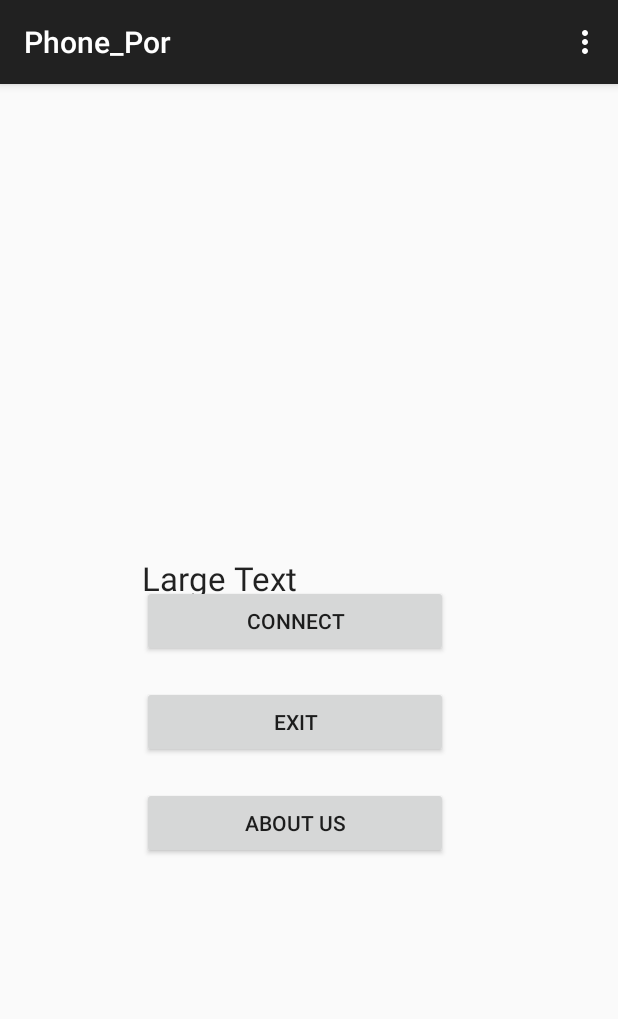
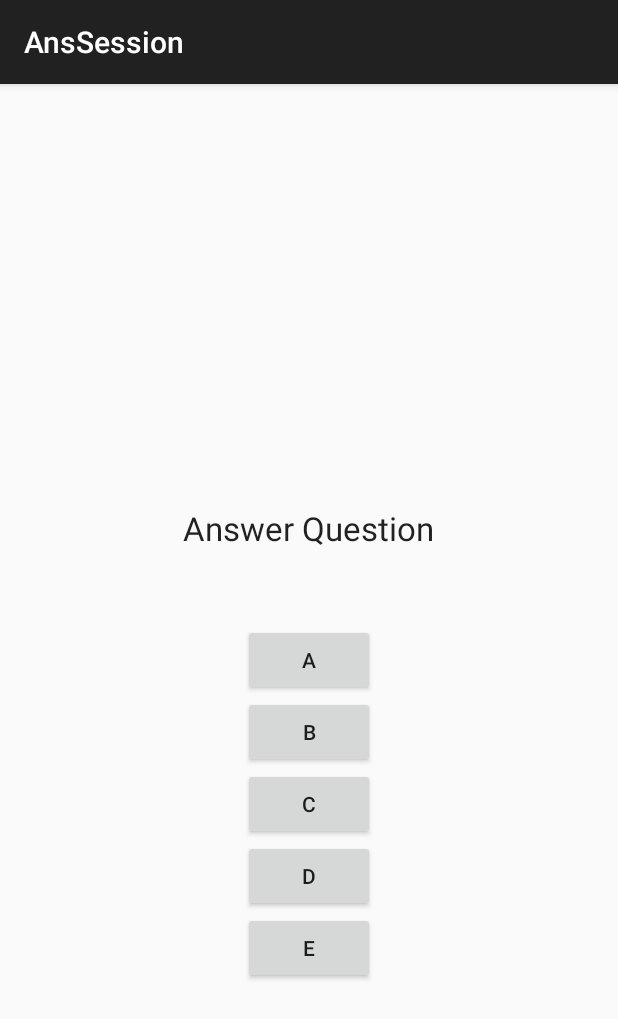
Before and after one commit to mtracy01/HackIllinois2015, an Android app: the screen it shows after launch (MainActivity before the commit, AnsSession after it), after a tap on "CONNECT", on a phone screen of 412 x 824 dp. Shown: the top 1019 px of the screen. Run offline under Robolectric (Android 15) with nearby library versions, the light colour scheme and no system bars.

Commit message:
Rewritten android app

```diff
--- a/Phone_Por/app/src/main/AndroidManifest.xml
+++ b/Phone_Por/app/src/main/AndroidManifest.xml
@@ -1,8 +1,10 @@
 <?xml version="1.0" encoding="utf-8"?>
 <manifest xmlns:android="http://schemas.android.com/apk/res/android"
     package="com.example.nissanoz.phone_por" >
+
     <uses-permission android:name="android.permission.INTERNET" />
     <uses-permission android:name="android.permission.ACCESS_NETWORK_STATE" />
+
     <application
         android:allowBackup="true"
         android:icon="@mipmap/ic_launcher"
@@ -17,6 +19,10 @@
                 <category android:name="android.intent.category.LAUNCHER" />
             </intent-filter>
         </activity>
+        <activity
+            android:name=".AnsSession"
+            android:label="@string/title_activity_ans_session" >
+        </activity>
     </application>
 
 </manifest>
--- a/Phone_Por/app/src/main/java/com/example/nissanoz/phone_por/MainActivity.java
+++ b/Phone_Por/app/src/main/java/com/example/nissanoz/phone_por/MainActivity.java
@@ -1,62 +1,32 @@
 package com.example.nissanoz.phone_por;
 
-import android.support.v7.app.ActionBarActivity;
-import android.os.Bundle;
-import android.view.Menu;
-import android.view.MenuItem;
-import android.view.View;
-import android.widget.Button;
-import android.widget.TextView;
-import android.content.Intent;
 import android.app.AlertDialog.Builder;
 import android.content.DialogInterface;
+import android.content.Intent;
+import android.os.Bundle;
+import android.support.v7.app.ActionBarActivity;
 import android.view.LayoutInflater;
+import android.view.View;
+import android.view.View.OnClickListener;
+import android.widget.Button;
+import android.widget.EditText;
 
-import com.facebook.Session;
+public class MainActivity extends ActionBarActivity implements OnClickListener {
 
-public class MainActivity extends ActionBarActivity implements View.OnClickListener {
+    Button connect;
+    EditText sess;
+
+
 
     @Override
     protected void onCreate(Bundle savedInstanceState) {
         super.onCreate(savedInstanceState);
         setContentView(R.layout.activity_main);
-        Initialize();
-    }
 
+        connect = (Button) findViewById(R.id.buttonconnect);
+        sess = (EditText) findViewById(R.id.editTextsess);
 
-    @Override
-    public boolean onCreateOptionsMenu(Menu menu) {
-        // Inflate the menu; this adds items to the action bar if it is present.
-        getMenuInflater().inflate(R.menu.menu_main, menu);
-        return true;
-    }
-
-    @Override
-    public boolean onOptionsItemSelected(MenuItem item) {
-        // Handle action bar item clicks here. The action bar will
-        // automatically handle clicks on the Home/Up button, so long
-        // as you specify a parent activity in AndroidManifest.xml.
-        int id = item.getItemId();
-
-        //noinspection SimplifiableIfStatement
-        if (id == R.id.action_settings) {
-            return true;
-        }
-
-        return super.onOptionsItemSelected(item);
-    }
-
-    public void Initialize()
-    {
-        TextView txt = (TextView) findViewById(R.id.Session);
-        TextView txt2 = (TextView) findViewById(R.id.Exit);
-        TextView txt3 = (TextView) findViewById(R.id.AU);
-        Button connect = (Button) findViewById(R.id.bConnect);
-        Button leave = (Button) findViewById(R.id.bExit);
-        Button about = (Button) findViewById(R.id.bGo);
         connect.setOnClickListener(this);
-        leave.setOnClickListener(this);
-        about.setOnClickListener(this);
     }
 
     public void onBackPressed()
@@ -88,33 +58,12 @@ public class MainActivity extends ActionBarActivity implements View.OnClickListe
         alertDialog.show();
     }
 
-    public void onClick(View v)
-    {
-     switch(v.getId())
-     {
-         case R.id.bConnect:
-             try {
-                 Class<?> ourClass = Class.forName(".Session");
-                 Intent ourIntent = new Intent(MainActivity.this, ourClass);
-                 startActivity(ourIntent);
-             } catch (ClassNotFoundException e) {
-                 e.printStackTrace();
-             }
-             break;
-
-         case R.id.bExit:
-             finish();
-             break;
-
-         case R.id.bGo:
-             try {
-                 Class<?> ourClass = Class.forName(".About");
-                 Intent ourIntent = new Intent(MainActivity.this, ourClass);
-                 startActivity(ourIntent);
-             } catch (ClassNotFoundException e) {
-                 e.printStackTrace();
-             }
-             break;
-     }
+    @Override
+    public void onClick(View v) {
+        if (v.getId() == R.id.buttonconnect) {
+            Intent i = new Intent(MainActivity.this, AnsSession.class);
+            i.putExtra("SessionName",sess.getText().toString());
+            startActivity(i);
+        }
     }
 }
--- /dev/null
+++ b/Phone_Por/app/src/main/res/layout/activity_ans_session.xml
@@ -0,0 +1,60 @@
+<RelativeLayout xmlns:android="http://schemas.android.com/apk/res/android"
+    xmlns:tools="http://schemas.android.com/tools" android:layout_width="match_parent"
+    android:layout_height="match_parent" android:paddingLeft="@dimen/activity_horizontal_margin"
+    android:paddingRight="@dimen/activity_horizontal_margin"
+    android:paddingTop="@dimen/activity_vertical_margin"
+    android:paddingBottom="@dimen/activity_vertical_margin"
+    tools:context="com.example.nissanoz.phone_por.AnsSession">
+
+
+    <Button
+        android:layout_width="wrap_content"
+        android:layout_height="wrap_content"
+        android:text="A"
+        android:id="@+id/buttona"
+        android:layout_centerVertical="true"
+        android:layout_centerHorizontal="true" />
+
+    <Button
+        android:layout_width="wrap_content"
+        android:layout_height="wrap_content"
+        android:text="B"
+        android:id="@+id/buttonb"
+        android:layout_below="@+id/buttona"
+        android:layout_centerHorizontal="true" />
+
+    <Button
+        android:layout_width="wrap_content"
+        android:layout_height="wrap_content"
+        android:text="C"
+        android:id="@+id/buttonc"
+        android:layout_below="@+id/buttonb"
+        android:layout_centerHorizontal="true" />
+
+    <Button
+        android:layout_width="wrap_content"
+        android:layout_height="wrap_content"
+        android:text="D"
+        android:id="@+id/buttond"
+        android:layout_below="@+id/buttonc"
+        android:layout_centerHorizontal="true" />
+
+    <Button
+        android:layout_width="wrap_content"
+        android:layout_height="wrap_content"
+        android:text="E"
+        android:id="@+id/buttone"
+        android:layout_below="@+id/buttond"
+        android:layout_centerHorizontal="true" />
+
+    <TextView
+        android:layout_width="wrap_content"
+        android:layout_height="wrap_content"
+        android:textAppearance="?android:attr/textAppearanceLarge"
+        android:text="Answer Question"
+        android:id="@+id/textViewStatus"
+        android:layout_above="@+id/buttona"
+        android:layout_centerHorizontal="true"
+        android:layout_marginBottom="49dp" />
+
+</RelativeLayout>
--- a/Phone_Por/app/src/main/res/layout/activity_main.xml
+++ b/Phone_Por/app/src/main/res/layout/activity_main.xml
@@ -1,64 +1,25 @@
 <RelativeLayout xmlns:android="http://schemas.android.com/apk/res/android"
-    xmlns:tools="http://schemas.android.com/tools"
-    android:layout_width="50mm"
-    android:layout_height="match_parent"
-    android:paddingLeft="15mm"
+    xmlns:tools="http://schemas.android.com/tools" android:layout_width="match_parent"
+    android:layout_height="match_parent" android:paddingLeft="@dimen/activity_horizontal_margin"
     android:paddingRight="@dimen/activity_horizontal_margin"
-    android:paddingTop="50mm"
-    android:paddingBottom="@dimen/activity_vertical_margin" tools:context=".MainActivity"
->
+    android:paddingTop="@dimen/activity_vertical_margin"
+    android:paddingBottom="@dimen/activity_vertical_margin"
+    tools:context="com.example.nissanoz.phone_por.MainActivity">
 
 
-    <TextView
-        android:id="@+id/Session"
-        android:layout_width="fill_parent"
-        android:layout_height="wrap_content"
-        />
-
     <Button
-        android:id="@+id/bConnect"
-        android:layout_width="fill_parent"
-        android:layout_height="wrap_content"
-        android:layout_below="@+id/Session"
-        android:text="Connect"
-        />
-
-    <TextView
-        android:id="@+id/Exit"
-        android:layout_width="fill_parent"
-        android:layout_height="wrap_content"
-        android:layout_below="@+id/bConnect"
-        />
-
-    <Button
-        android:id="@+id/bExit"
-        android:layout_width="fill_parent"
-        android:layout_height="wrap_content"
-        android:layout_below="@+id/Exit"
-        android:gravity="center"
-        android:text="Exit"
-        />
-
-    <TextView
-        android:id="@+id/AU"
-        android:layout_width="fill_parent"
-        android:layout_height="wrap_content"
-        android:layout_below="@+id/bExit"
-        />
-
-    <Button
-        android:id="@+id/bGo"
-        android:layout_width="fill_parent"
-        android:layout_height="wrap_content"
-        android:layout_below="@+id/AU"
-        android:text="About Us"
-        />
-
-    <TextView
         android:layout_width="wrap_content"
         android:layout_height="wrap_content"
-        android:textAppearance="?android:attr/textAppearanceLarge"
-        android:text="Large Text"
-        />
+        android:text="Connect"
+        android:id="@+id/buttonconnect"
+        android:layout_centerVertical="true"
+        android:layout_centerHorizontal="true" />
 
+    <EditText
+        android:hint="Enter Session Name"
+        android:layout_width="wrap_content"
+        android:layout_height="wrap_content"
+        android:id="@+id/editTextsess"
+        android:layout_above="@+id/buttonconnect"
+        android:layout_centerHorizontal="true" />
 </RelativeLayout>
--- a/Phone_Por/app/src/main/res/values/strings.xml
+++ b/Phone_Por/app/src/main/res/values/strings.xml
@@ -3,4 +3,5 @@
 
     <string name="hello_world">Hello world!</string>
     <string name="action_settings">Settings</string>
+    <string name="title_activity_ans_session">AnsSession</string>
 </resources>
```
Also changed, not shown: Phone_Por/app/src/main/java/com/example/nissanoz/phone_por/AnsSession.java (added, +166 -0 lines), Phone_Por/app/src/main/java/com/example/nissanoz/phone_por/Session.java (deleted, +0 -136 lines), Phone_Por/app/src/main/res/menu/menu_ans_session.xml (added, +7 -0 lines), 2 other files.
